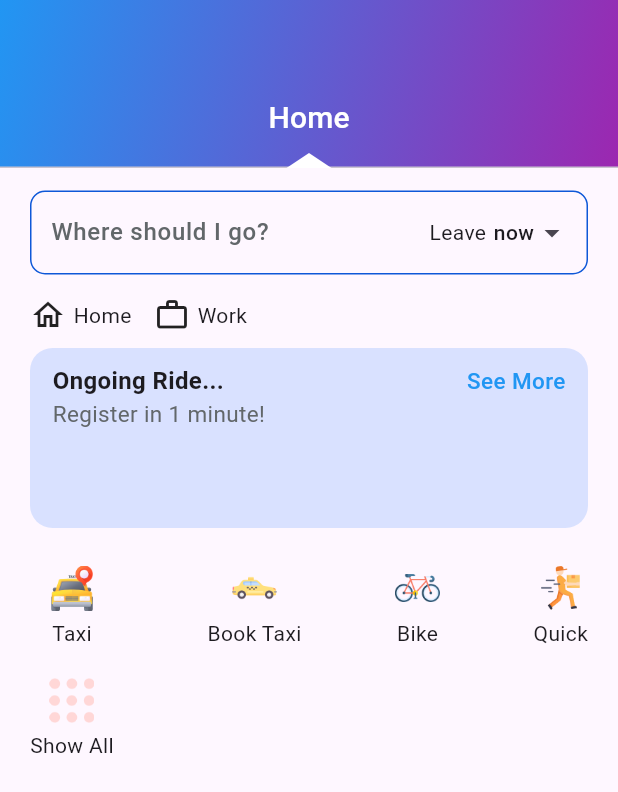
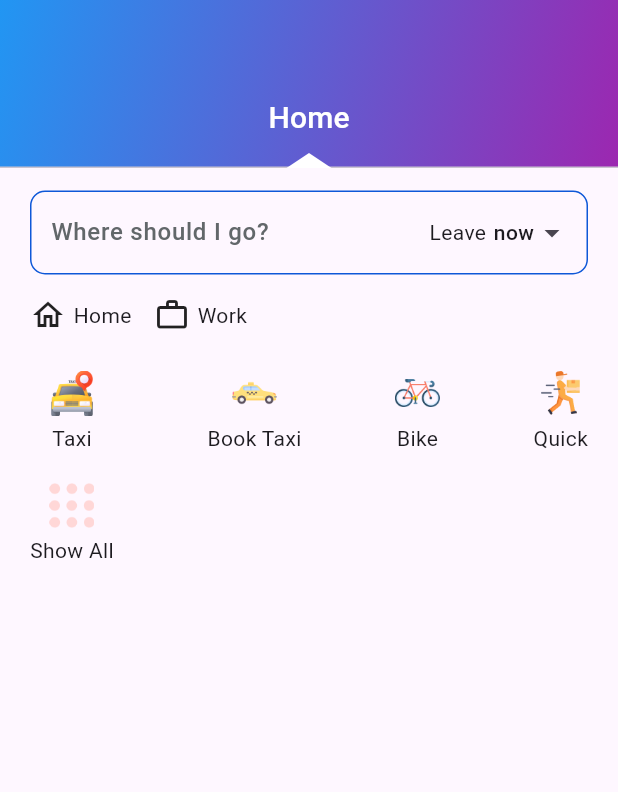
Before and after one commit to IT21175466/taxia, a Flutter app: the MyTabBar screen opened directly, on a phone screen of 412 x 824 dp. Shown: the top 792 px of the screen. Run offline on Flutter 3.47's test engine with Material 3 defaults, Android fonts, the phone set to English and light mode, and no system bars; our stand-ins replace cloud_firestore, dotted_border, firebase_auth, firebase_core, firebase_database, firebase_storage and 9 more; missing offline and left inert: custom_info_window, fl_country_code_picker, flutter_polyline_points; accounts and stored records are empty.

Commit message:
Update home_tab.dart

```diff
--- a/lib/views/home_screen/home_tab.dart
+++ b/lib/views/home_screen/home_tab.dart
@@ -12,7 +12,7 @@ class HomeTab extends StatefulWidget {
 class _HomeTabState extends State<HomeTab> {
   @override
   Widget build(BuildContext context) {
-    double screenWidth = MediaQuery.of(context).size.width;
+    //double screenWidth = MediaQuery.of(context).size.width;
     return Container(
       margin: EdgeInsets.symmetric(horizontal: 20, vertical: 15),
       child: SingleChildScrollView(
@@ -86,49 +86,50 @@ class _HomeTabState extends State<HomeTab> {
                 ),
               ],
             ),
-            Container(
-              width: screenWidth,
-              height: 120,
-              padding: EdgeInsets.symmetric(horizontal: 15, vertical: 10),
-              margin: EdgeInsets.only(top: 10),
-              decoration: BoxDecoration(
-                borderRadius: BorderRadius.circular(15),
-                color: Colors.blueAccent.withOpacity(0.2),
-              ),
-              child: Column(
-                crossAxisAlignment: CrossAxisAlignment.start,
-                children: [
-                  Row(
-                    children: [
-                      Text(
-                        "Ongoing Ride...",
-                        style: TextStyle(
-                          fontSize: 16,
-                          fontWeight: FontWeight.w700,
-                        ),
-                      ),
-                      Spacer(),
-                      Text(
-                        "See More",
-                        style: TextStyle(
-                          fontSize: 15,
-                          fontWeight: FontWeight.w500,
-                          color: Colors.blue,
-                        ),
-                      ),
-                    ],
-                  ),
-                  Text(
-                    "Register in 1 minute!",
-                    style: TextStyle(
-                      fontSize: 15,
-                      fontWeight: FontWeight.w400,
-                      color: AppColors.grayColor,
-                    ),
-                  ),
-                ],
-              ),
-            ),
+            // Container(
+            //   width: screenWidth,
+            //   height: 120,
+            //   padding: EdgeInsets.symmetric(horizontal: 15, vertical: 10),
+            //   margin: EdgeInsets.only(top: 10),
+            //   decoration: BoxDecoration(
+            //     borderRadius: BorderRadius.circular(15),
+            //     color: Colors.blueAccent.withOpacity(0.2),
+            //   ),
+            //   child: Column(
+            //     crossAxisAlignment: CrossAxisAlignment.start,
+            //     children: [
+            //       Row(
+            //         children: [
+            //           Text(
+            //             "Ongoing Ride...",
+            //             style: TextStyle(
+            //               fontSize: 16,
+            //               fontWeight: FontWeight.w700,
+            //             ),
+            //           ),
+            //           Spacer(),
+            //           Text(
+            //             "See More",
+            //             style: TextStyle(
+            //               fontSize: 15,
+            //               fontWeight: FontWeight.w500,
+            //               color: Colors.blue,
+            //             ),
+            //           ),
+            //         ],
+            //       ),
+            //       Text(
+            //         "Register in 1 minute!",
+            //         style: TextStyle(
+            //           fontSize: 15,
+            //           fontWeight: FontWeight.w400,
+            //           color: AppColors.grayColor,
+            //         ),
+            //       ),
+            //     ],
+            //   ),
+            // ),
+
             SizedBox(
               height: 25,
             ),
```
